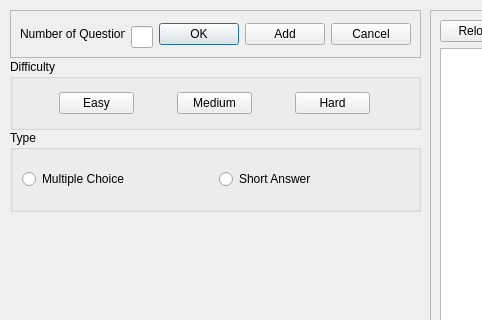
The window that questiondialog.ui (DimitarRizzovski/SAT-1) describes before a commit, drawn with Qt 5; both pictures show x 0 to 482 and y 0 to 320 of the 777 by 482 pixel window.
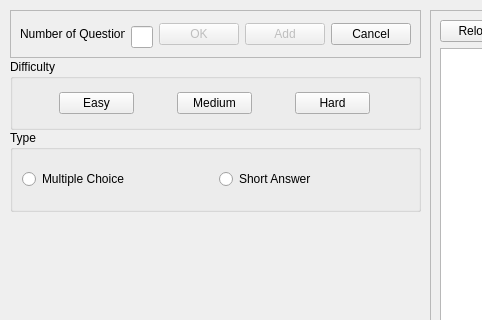
The same window after the commit.

Commit message: Removed QTransform import - General Change Fixed border size of certain pages so the px doesnt jump slightly - QOL Optimized pd.py so I don't use so much repeated code - Optimization Removed Draggable Text Item from the main.py since it wasent being used anymore, this saved me 10 lines of code - Optimization Changed questiondialog.ui so it has some buttons disabled by default when opend saving me 2 whole lines of code - Optimization

```diff
--- a/questiondialog.ui
+++ b/questiondialog.ui
@@ -46,6 +46,9 @@
    <layout class="QGridLayout" name="gridLayout">
     <item row="0" column="2" rowspan="2">
      <widget class="QPushButton" name="okButton">
+      <property name="enabled">
+       <bool>false</bool>
+      </property>
       <property name="maximumSize">
        <size>
         <width>80</width>
@@ -59,6 +62,9 @@
     </item>
     <item row="0" column="3" rowspan="2">
      <widget class="QPushButton" name="addButton">
+      <property name="enabled">
+       <bool>false</bool>
+      </property>
       <property name="maximumSize">
        <size>
         <width>80</width>
```
The commit also changes 2 other files.
